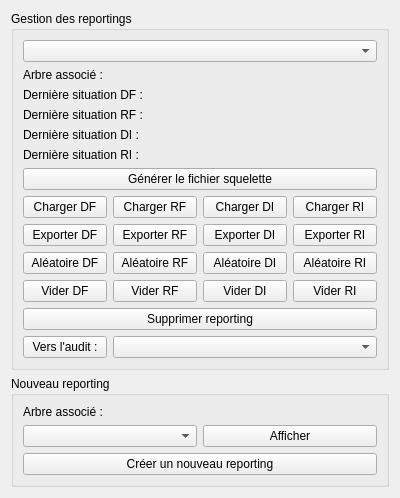
GiPiLab/ProtonClassicSuite, file formmanagereportings.ui: the form before one commit.
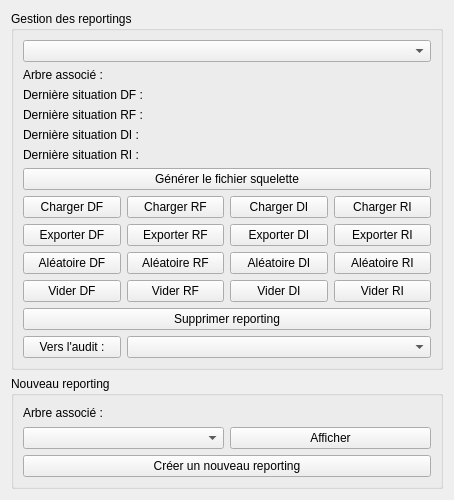
The form after the commit. Icons and pictures are not drawn.

Diff of the .ui file:
```diff
--- a/formmanagereportings.ui
+++ b/formmanagereportings.ui
@@ -6,8 +6,8 @@
    <rect>
     <x>0</x>
     <y>0</y>
-    <width>400</width>
-    <height>474</height>
+    <width>454</width>
+    <height>500</height>
    </rect>
   </property>
   <property name="windowTitle">
```
Left out of the diff: 9 changed lines with no effect on the pictures.
